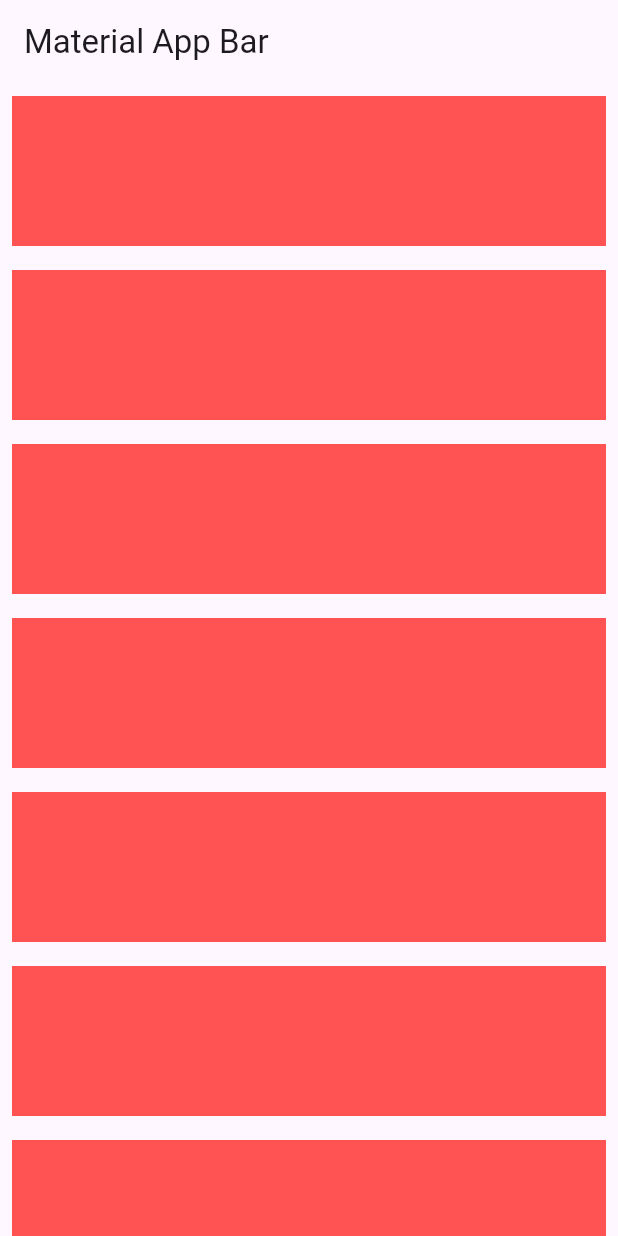
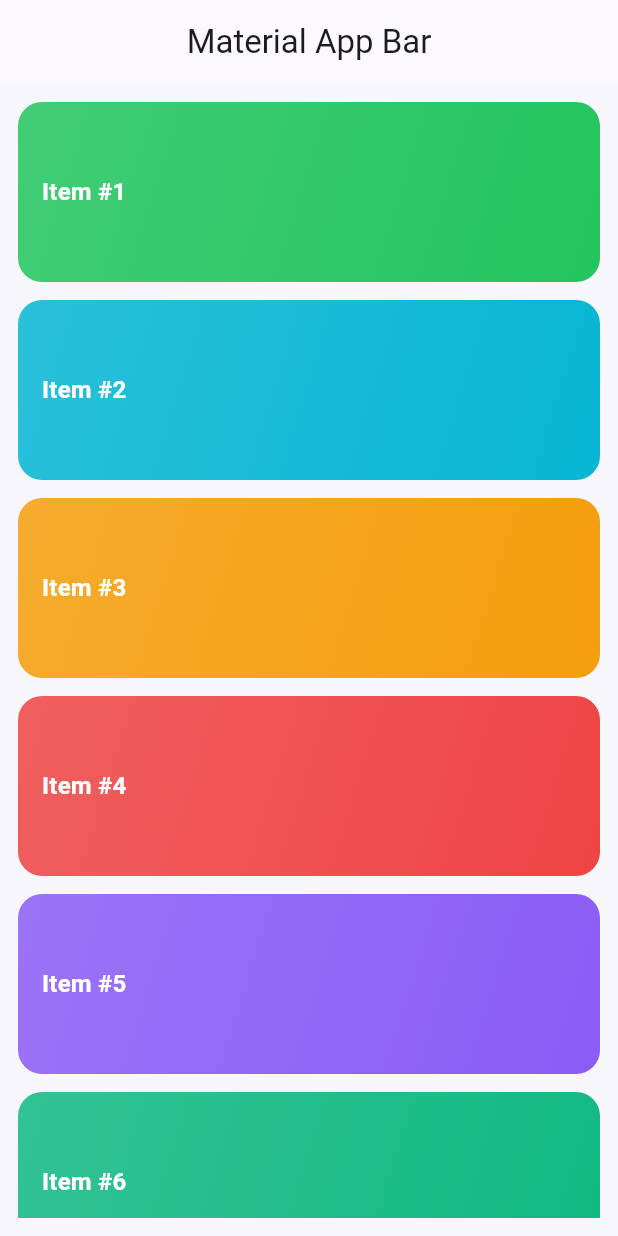
Before and after one commit to assassinyousuf/dartBasic-100DaysWithCPC, a Flutter app: the screen it shows after launch, on a phone screen of 412 x 824 dp. Run offline on Flutter 3.47's test engine with Material 3 defaults, Android fonts, the phone set to English and light mode, and no system bars.

Commit message:
app bar and scroll

```diff
--- a/lib/main.dart
+++ b/lib/main.dart
@@ -1,192 +1,115 @@
 import 'package:flutter/material.dart';
 
-void main() {
-  runApp(MyApp());
+void main() => runApp(const MyApp());
+
+class AppSizes {
+  // <— tweak sizes here
+  static const double pagePadding = 12;
+  static const double itemHeight = 120; // was 100
+  static const double itemRadius = 16;
+}
+
+class AppPalette {
+  // <— tweak colors here
+  static const seed = Color(0xFF4F46E5); // Indigo 600
+  static const background = Color(0xFFF7F7FB);
+
+  // Nice, saturated row colors
+  static const rowColors = <Color>[
+    Color(0xFF22C55E), // green
+    Color(0xFF06B6D4), // cyan
+    Color(0xFFF59E0B), // amber
+    Color(0xFFEF4444), // red
+    Color(0xFF8B5CF6), // violet
+    Color(0xFF10B981), // emerald
+  ];
 }
 
 class MyApp extends StatelessWidget {
+  const MyApp({super.key});
+
   @override
   Widget build(BuildContext context) {
     return MaterialApp(
       title: 'Material App',
-      home: Scaffold(
-        appBar: AppBar(
-          title: Text('Material App Bar'),
+      debugShowCheckedModeBanner: false,
+      theme: ThemeData(
+        useMaterial3: true,
+        colorScheme: ColorScheme.fromSeed(seedColor: AppPalette.seed),
+        scaffoldBackgroundColor: AppPalette.background,
+        appBarTheme: const AppBarTheme(
+          centerTitle: true,
+          elevation: 0,
         ),
-        body: Container(
-          height: double.infinity,
-          width: double.infinity,
-          child: ListView(
-            children: [
-              Padding(
-                padding: EdgeInsets.all(8.0),
-                child: Container(
-                  width: double.infinity,
-                  height: 100.0,
-                  color: Colors.redAccent,
-                ),
-              ),
-              Padding(
-                padding: EdgeInsets.all(8.0),
-                child: Container(
-                  width: double.infinity,
-                  height: 100.0,
-                  color: Colors.redAccent,
-                ),
-              ),
-              Padding(
-                padding: EdgeInsets.all(8.0),
-                child: Container(
-                  width: double.infinity,
-                  height: 100.0,
-                  color: Colors.redAccent,
-                ),
-              ),
-              Padding(
-                padding: EdgeInsets.all(8.0),
-                child: Container(
-                  width: double.infinity,
-                  height: 100.0,
-                  color: Colors.redAccent,
-                ),
-              ),
-              Padding(
-                padding: EdgeInsets.all(8.0),
-                child: Container(
-                  width: double.infinity,
-                  height: 100.0,
-                  color: Colors.redAccent,
-                ),
-              ),
-              Padding(
-                padding: EdgeInsets.all(8.0),
-                child: Container(
-                  width: double.infinity,
-                  height: 100.0,
-                  color: Colors.redAccent,
-                ),
-              ),
-              Padding(
-                padding: EdgeInsets.all(8.0),
-                child: Container(
-                  width: double.infinity,
-                  height: 100.0,
-                  color: Colors.redAccent,
-                ),
-              ),
-              Padding(
-                padding: EdgeInsets.all(8.0),
-                child: Container(
-                  width: double.infinity,
-                  height: 100.0,
-                  color: Colors.redAccent,
-                ),
-              ),
-              Padding(
-                padding: EdgeInsets.all(8.0),
-                child: Container(
-                  width: double.infinity,
-                  height: 100.0,
-                  color: Colors.redAccent,
-                ),
-              ),
-              Padding(
-                padding: EdgeInsets.all(8.0),
-                child: Container(
-                  width: double.infinity,
-                  height: 100.0,
-                  color: Colors.redAccent,
-                ),
-              ),
-              Padding(
-                padding: EdgeInsets.all(8.0),
-                child: Container(
-                  width: double.infinity,
-                  height: 100.0,
-                  color: Colors.redAccent,
-                ),
-              ),
-              Padding(
-                padding: EdgeInsets.all(8.0),
-                child: Container(
-                  width: double.infinity,
-                  height: 100.0,
-                  color: Colors.redAccent,
-                ),
-              ),
-              Padding(
-                padding: EdgeInsets.all(8.0),
-                child: Container(
-                  width: double.infinity,
-                  height: 100.0,
-                  color: Colors.redAccent,
-                ),
-              ),
-              Padding(
-                padding: EdgeInsets.all(8.0),
-                child: Container(
-                  width: double.infinity,
-                  height: 100.0,
-                  color: Colors.redAccent,
-                ),
-              ),
-              Padding(
-                padding: EdgeInsets.all(8.0),
-                child: Container(
-                  width: double.infinity,
-                  height: 100.0,
-                  color: Colors.redAccent,
-                ),
-              ),
-              Padding(
-                padding: EdgeInsets.all(8.0),
-                child: Container(
-                  width: double.infinity,
-                  height: 100.0,
-                  color: Colors.redAccent,
-                ),
-              ),
-              Padding(
-                padding: EdgeInsets.all(8.0),
-                child: Container(
-                  width: double.infinity,
-                  height: 100.0,
-                  color: Colors.redAccent,
-                ),
-              ),
-              Padding(
-                padding: EdgeInsets.all(8.0),
-                child: Container(
-                  width: double.infinity,
-                  height: 100.0,
-                  color: Colors.redAccent,
-                ),
-              ),
-              Padding(
-                padding: EdgeInsets.all(8.0),
-                child: Container(
-                  width: double.infinity,
-                  height: 100.0,
-                  color: Colors.redAccent,
-                ),
-              ),
-              Padding(
-                padding: EdgeInsets.all(8.0),
-                child: Container(
-                  width: double.infinity,
-                  height: 100.0,
-                  color: Colors.redAccent,
-                ),
-              ),
-              Padding(
-                padding: EdgeInsets.all(8.0),
-                child: Container(
-                  width: double.infinity,
-                  height: 100.0,
-                  color: Colors.redAccent,
-                ),
-              ),
+      ),
+      home: const HomePage(),
+    );
+  }
+}
+
+class HomePage extends StatelessWidget {
+  const HomePage({super.key});
+
+  static const int itemCount = 24;
+
+  @override
+  Widget build(BuildContext context) {
+    return Scaffold(
+      appBar: AppBar(title: const Text('Material App Bar')),
+      body: Padding(
+        padding: const EdgeInsets.all(AppSizes.pagePadding),
+        child: ListView.separated(
+          itemCount: itemCount,
+          separatorBuilder: (_, __) => const SizedBox(height: AppSizes.pagePadding),
+          itemBuilder: (context, index) {
+            final color = AppPalette.rowColors[index % AppPalette.rowColors.length];
+
+            return _ColorCard(
+              height: AppSizes.itemHeight,
+              color: color,
+              label: 'Item #${index + 1}',
+            );
+          },
+        ),
+      ),
+    );
+  }
+}
+
+class _ColorCard extends StatelessWidget {
+  final double height;
+  final Color color;
+  final String label;
+
+  const _ColorCard({
+    required this.height,
+    required this.color,
+    required this.label,
+  });
+
+  @override
+  Widget build(BuildContext context) {
+    return ClipRRect(
+      borderRadius: BorderRadius.circular(AppSizes.itemRadius),
+      child: Container(
+        height: height,
+        decoration: BoxDecoration(
+          gradient: LinearGradient(
+            begin: Alignment.topLeft,
+            end: Alignment.bottomRight,
+            colors: [
+              color.withOpacity(0.85),
+              color,
             ],
+          ),
+        ),
+        alignment: Alignment.centerLeft,
+        padding: const EdgeInsets.symmetric(horizontal: 16),
+        child: Text(
+          label,
+          style: Theme.of(context).textTheme.titleMedium!.copyWith(
+            color: Colors.white,
+            fontWeight: FontWeight.w600,
           ),
         ),
       ),
@@ -194,11 +117,9 @@ class MyApp extends StatelessWidget {
   }
 }
 
+// Optional extra widget – replace or remove as you like
 class MyWidget extends StatelessWidget {
   const MyWidget({super.key});
-
   @override
-  Widget build(BuildContext context) {
-    return const Placeholder();
-  }
+  Widget build(BuildContext context) => const Placeholder();
 }
```
